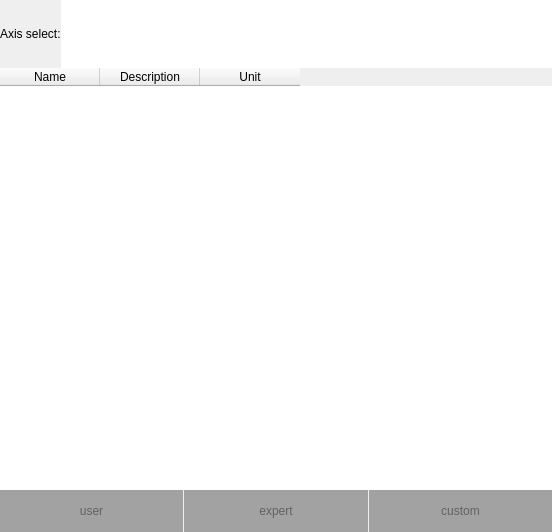
First picture: the form in Libs/PlotUnit/PlotUnitGraph/DialogPickCurve/dialogpickcurve.ui, repository tiangaomingjing/ServoDriveTech, before the edit.
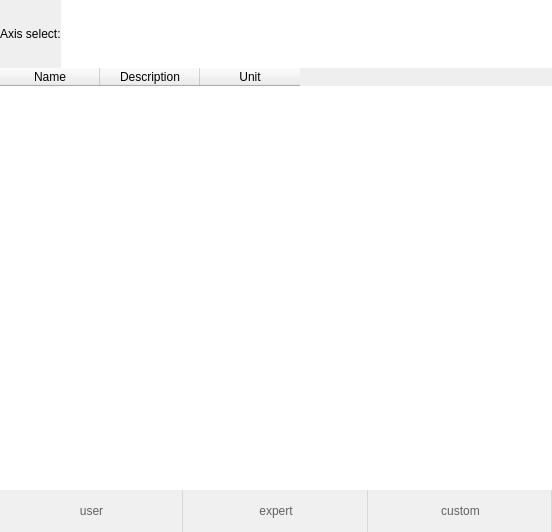
Second picture: the form after the edit. Icons and pictures are not drawn.

Diff of the .ui file:
```diff
--- a/Libs/PlotUnit/PlotUnitGraph/DialogPickCurve/dialogpickcurve.ui
+++ b/Libs/PlotUnit/PlotUnitGraph/DialogPickCurve/dialogpickcurve.ui
@@ -16,8 +16,11 @@
   <property name="styleSheet">
    <string notr="true">QToolButton{
 color: rgb(97, 97, 97);
-background-color: rgb(162, 162, 162);
-border-style:none;
+background-color: #F0F0F0;
+      border: 1px solid #d9d9d9;
+      border-left-color: transparent;
+      border-top-color: transparent;
+border-bottom-color: transparent;
 }
 QToolButton:hover{
 color: rgb(97, 97, 97);
@@ -27,11 +30,11 @@
 
 QToolButton:checked{
 color: rgb(97, 97, 97);
-background-color: rgb(227, 227, 227);
+background-color: #A0A0A0;
 border-style:none;
 }
 QWidget#widget{
-background-color: rgb(94, 94, 94);
+background-color: white;
 }
 /*QWidget#DialogPickCurve{
 background-color:rgba(0,0,0,0);
@@ -54,42 +57,16 @@
       border: 1px solid #bfcde4;
   }
 QTreeView::item:selected,QTableView::item:selected,QListView::item:selected {
-      border: 1px solid #567dbc;
+	  background: #A0A0A0;
+      border: 1px solid #A0A0A0;
   }
 QTreeView::item:selected:active,QTableView::item:selected:active,QListView::item:selected:active{
-      background: qlineargradient(x1: 0, y1: 0, x2: 0, y2: 1, stop: 0 #6ea1f1, stop: 1 #567dbc);
+      background: #A0A0A0;
   }
 QTreeView::item:selected:!active,QTableView::item:selected:!active,QListView::item:selected:!active {
-      background: qlineargradient(x1: 0, y1: 0, x2: 0, y2: 1, stop: 0 #6b9be8, stop: 1 #577fbf);
+      background: #A0A0A0;
   }
 
-QComboBox{
-	border-radius: 3px;
-	padding: 1px 10px 1px 5px;
-	border: none;
-	background-color:transparent;
-}
-QComboBox:hover{
-	border-radius: 3px;
-	padding: 1px 10px 1px 5px;
-	border: 1px solid #636363;
-	background-color: rgb(170, 255, 255);
-}
-QComboBox::drop-down{
-	subcontrol-origin: padding;
-	subcontrol-position: top right;
-	width: 15px; 
-	border-left-width: 1px;
-	border-left-style: solid;
-	border-top-right-radius: 3px;
-	border-bottom-right-radius: 3px;
-	border-left-color: transparent;
-}
-
-QComboBox::down-arrow{
- 
-	image: url(:/array_down.png);
-}
 
 </string>
   </property>
```
Left out of the diff: 6 changed lines with no effect on the pictures.
